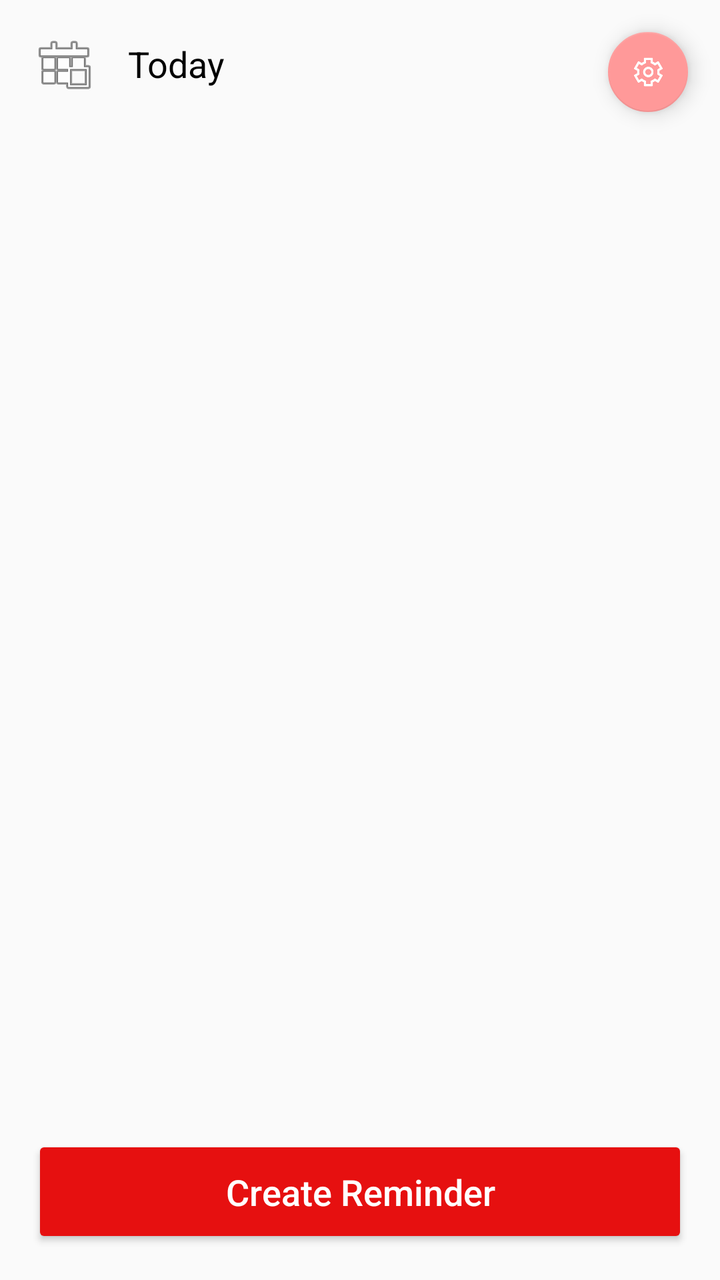
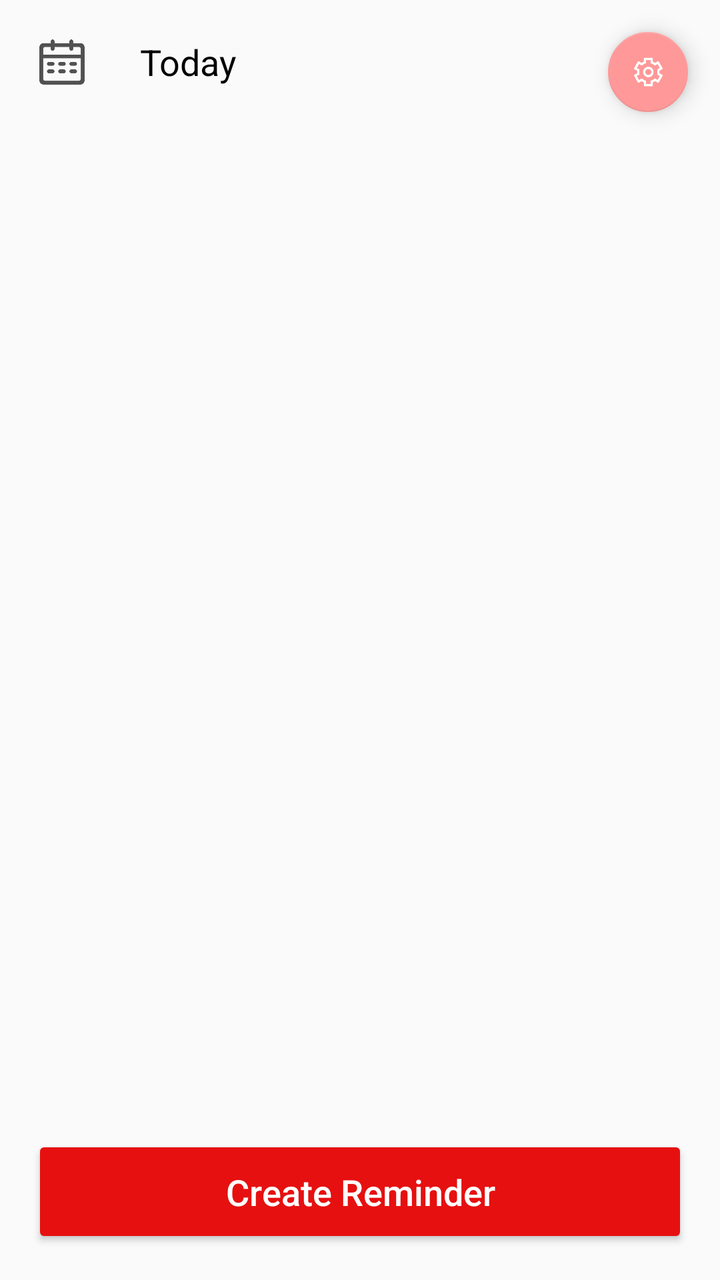

Compare the two renders of this Android layout. The source of the first and the diff that turns it into the second are given below.
<!-- AndroidManifest.xml: application theme Theme.MyApplication -->
<!-- res/layout/activity_main.xml -->
<?xml version="1.0" encoding="utf-8"?>
<androidx.coordinatorlayout.widget.CoordinatorLayout xmlns:android="http://schemas.android.com/apk/res/android"
    android:layout_width="match_parent"
    android:layout_height="match_parent"
    xmlns:app="http://schemas.android.com/apk/res-auto">

    <LinearLayout
        xmlns:android="http://schemas.android.com/apk/res/android"
        xmlns:app="http://schemas.android.com/apk/res-auto"
        android:layout_width="match_parent"
        android:layout_height="match_parent"
        android:orientation="vertical"
        android:padding="16dp">

        
        <LinearLayout
            android:layout_width="match_parent"
            android:layout_height="wrap_content"
            android:orientation="horizontal"
            android:gravity="center_vertical"
            android:paddingBottom="8dp">

            <ImageButton
                android:id="@+id/buttonSelectDate"
                android:layout_width="wrap_content"
                android:layout_height="wrap_content"
                android:src="@android:drawable/ic_menu_today"
                android:contentDescription="Select Date"
                android:background="?attr/selectableItemBackgroundBorderless"/>

            <TextView
                android:id="@+id/textViewSelectedDate"
                android:layout_width="wrap_content"
                android:layout_height="wrap_content"
                android:text="@string/today"
                android:textSize="18sp"
                android:paddingStart="16dp"
                android:textColor="@android:color/black"/>
        </LinearLayout>

        
        <androidx.recyclerview.widget.RecyclerView
            android:id="@+id/recyclerViewReminders"
            android:layout_width="match_parent"
            android:layout_height="0dp"
            android:layout_weight="1"
            android:clipToPadding="false"
            android:paddingBottom="8dp"/>

        
        <Button
            android:id="@+id/buttonCreateReminder"
            android:layout_width="match_parent"
            android:layout_height="wrap_content"
            android:text="@string/create_reminder"
            android:textColor="#FFFFFF"
            android:layout_marginTop="24dp"
            android:padding="16dp"
            android:textSize="18sp"/>

    </LinearLayout>

    
    <com.google.android.material.floatingactionbutton.FloatingActionButton
        android:id="@+id/fabSettings"
        android:layout_width="wrap_content"
        android:layout_height="wrap_content"
        android:layout_gravity="end|top"
        android:layout_margin="16dp"
        android:layout_marginTop="48dp"
        android:src="@drawable/ic_settings"
    android:contentDescription="Settings"
        app:fabSize="mini"

        />

</androidx.coordinatorlayout.widget.CoordinatorLayout>
<!-- resources referenced by this layout -->
<resources>
  <!-- drawable ic_settings: png bitmap (drawable, 4677 bytes) -->
  <string name="create_reminder">Create Reminder</string>
  <string name="today">Today</string>
  <style name="Theme.MyApplication" parent="Theme.AppCompat.Light.DarkActionBar">
  
          <item name="android:statusBarColor">#f5f5f5</item>
          <item name="colorPrimary">@color/colorPrimary</item>
          <item name="colorPrimaryDark">@color/colorPrimaryDark</item>
          <item name="colorAccent">@color/colorAccent</item>
          <item name="buttonStyle">@style/MyButtonStyle</item>
          <item name="android:textAllCaps">false</item>
  
      </style>
  <color name="colorPrimary">#e61010</color>
  <color name="colorPrimaryDark">#3700B3</color>
  <color name="colorAccent">#ff9999</color>
  <style name="MyButtonStyle" parent="Widget.AppCompat.Button">
          <item name="android:backgroundTint">@color/colorPrimary</item>
      </style>
</resources>

<!-- the commit's change to res/layout/activity_main.xml (unified diff, before → after) -->
@@ -20,13 +20,19 @@
             android:gravity="center_vertical"
             android:paddingBottom="8dp">
 
-            <ImageButton
+            <ImageView
                 android:id="@+id/buttonSelectDate"
                 android:layout_width="wrap_content"
                 android:layout_height="wrap_content"
-                android:src="@android:drawable/ic_menu_today"
+                android:src="@drawable/ic_calendar"
                 android:contentDescription="Select Date"
-                android:background="?attr/selectableItemBackgroundBorderless"/>
+                android:layout_marginEnd="8dp"
+                android:adjustViewBounds="true"
+                android:scaleType="centerInside"
+                android:maxWidth="30dp"
+                android:maxHeight="30dp"
+                android:clickable="true"
+                android:focusable="true" />
 
             <TextView
                 android:id="@+id/textViewSelectedDate"
<!-- resource entries referenced after the edit -->
@@ -1,5 +1,6 @@
 <!-- resources referenced by this layout -->
 <resources>
+  <!-- drawable ic_calendar: png bitmap (drawable, 3604 bytes) -->
   <!-- drawable ic_settings: png bitmap (drawable, 4677 bytes) -->
   <string name="create_reminder">Create Reminder</string>
   <string name="today">Today</string>
